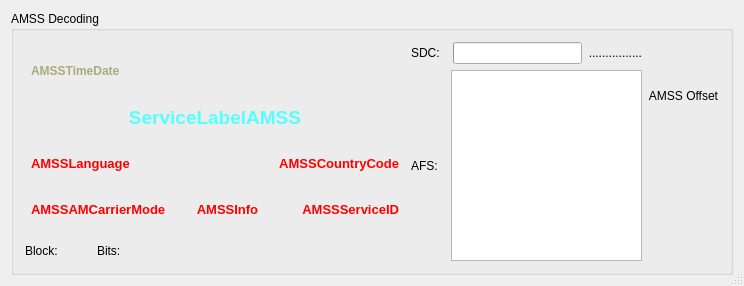
This is dream/src/GUI-QT/AMSSDlgbase.ui in mmjee/dream-patched as Qt 5 draws it before an edit. The edited form follows.
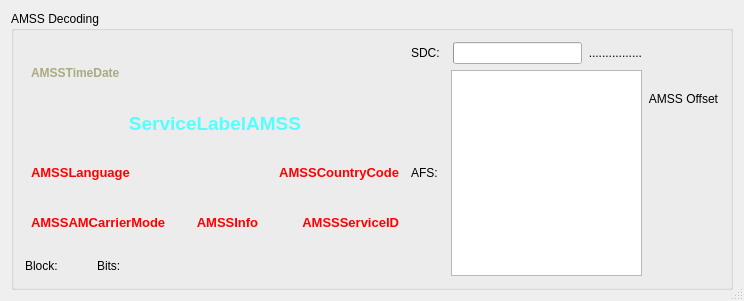
This is the edited form. Icons and pictures are not drawn. Custom widgets are drawn as their Qt base class.

Commit message: added windowIcon from resource

```diff
--- a/dream/src/GUI-QT/AMSSDlgbase.ui
+++ b/dream/src/GUI-QT/AMSSDlgbase.ui
@@ -7,7 +7,7 @@
     <x>0</x>
     <y>0</y>
     <width>744</width>
-    <height>286</height>
+    <height>301</height>
    </rect>
   </property>
   <property name="sizePolicy">
```
Left out of the diff: 10 changed lines with no effect on the pictures.
